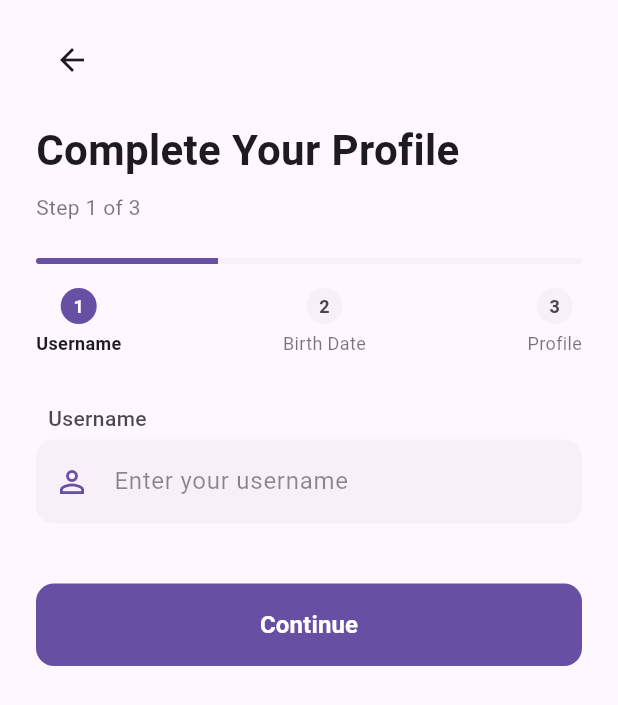
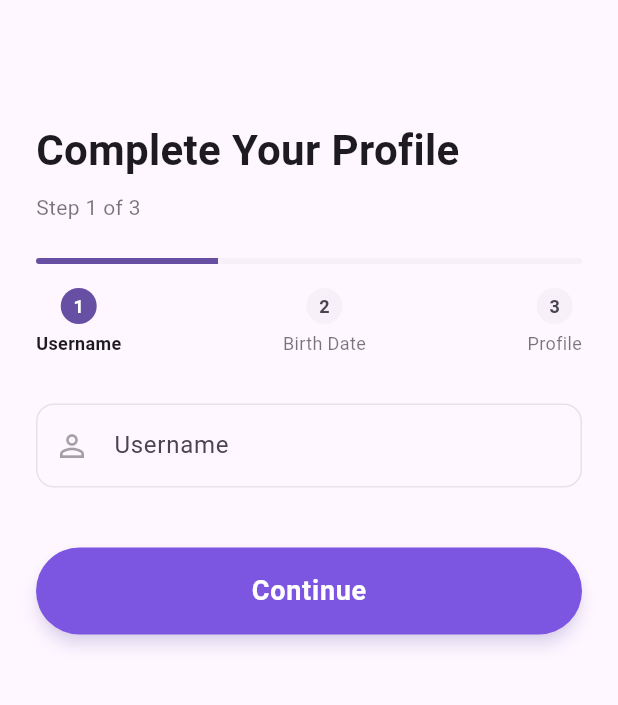
Before and after one commit to Jawadyyy/live, a Flutter app: the ProfileSetupScreen screen opened directly, on a phone screen of 412 x 824 dp. Shown: the top 705 px of the screen. Run offline on Flutter 3.47's test engine with Material 3 defaults, Android fonts, the phone set to English and light mode, and no system bars; our stand-ins replace google_nav_bar, google_sign_in, image_picker, intl_phone_field, supabase_flutter; accounts and stored records are empty.

Commit message:
ProfileSetup Screen Completed

```diff
--- a/lib/screens/main/profile_setup.dart
+++ b/lib/screens/main/profile_setup.dart
@@ -5,9 +5,12 @@ import 'dart:io';
 import 'package:intl/intl.dart';
 import 'package:live/auth/auth_service.dart';
 import 'package:live/components/bottom_nav.dart';
+import 'package:live/components/secondary_button.dart';
 import 'package:live/screens/theme/theme_provider.dart';
 import 'package:provider/provider.dart';
 import 'package:supabase_flutter/supabase_flutter.dart';
+import 'package:live/components/primary_button.dart';
+import 'package:live/components/text_field.dart';
 
 class ProfileSetupScreen extends StatefulWidget {
   const ProfileSetupScreen({super.key});
@@ -202,11 +205,11 @@ class _ProfileSetupScreenState extends State<ProfileSetupScreen> {
   Widget _buildStepContent() {
     switch (_currentStep) {
       case 1:
-        return _buildTextField(
+        return CustomTextField(
+          controller: _usernameController,
           label: 'Username',
-          hint: 'Enter your username',
-          icon: Icons.person_outline,
-          controller: _usernameController,
+          hintText: 'Enter your username',
+          prefixIcon: Icons.person_outline,
           validator:
               (value) => value!.isEmpty ? 'Please enter a username' : null,
         );
@@ -216,11 +219,11 @@ class _ProfileSetupScreenState extends State<ProfileSetupScreen> {
             GestureDetector(
               onTap: () => _selectDate(context),
               child: AbsorbPointer(
-                child: _buildTextField(
+                child: CustomTextField(
+                  controller: _dobController,
                   label: 'Date of Birth',
-                  hint: 'Select your date of birth',
-                  icon: Icons.calendar_today_outlined,
-                  controller: _dobController,
+                  hintText: 'Select your date of birth',
+                  prefixIcon: Icons.calendar_today_outlined,
                   validator:
                       (value) =>
                           value!.isEmpty
@@ -329,12 +332,11 @@ class _ProfileSetupScreenState extends State<ProfileSetupScreen> {
               ],
             ),
             const SizedBox(height: 30),
-            _buildTextField(
+            CustomTextField(
+              controller: _bioController,
               label: 'Bio',
-              hint: 'Tell us about yourself...',
-              icon: Icons.edit,
-              controller: _bioController,
-              maxLines: 4,
+              hintText: 'Tell us about yourself...',
+              prefixIcon: Icons.edit,
               validator:
                   (value) => value!.isEmpty ? 'Please write a short bio' : null,
             ),
@@ -362,12 +364,7 @@ class _ProfileSetupScreenState extends State<ProfileSetupScreen> {
               Column(
                 crossAxisAlignment: CrossAxisAlignment.start,
                 children: [
-                  IconButton(
-                    icon: const Icon(Icons.arrow_back),
-                    onPressed: () => Navigator.of(context).pop(),
-                    color: colorScheme.onBackground,
-                  ),
-                  const SizedBox(height: 16),
+                  const SizedBox(height: 64),
                   Text(
                     "Complete Your Profile",
                     style: TextStyle(
@@ -407,59 +404,23 @@ class _ProfileSetupScreenState extends State<ProfileSetupScreen> {
                       children: [
                         if (_currentStep > 1)
                           Expanded(
-                            child: OutlinedButton(
+                            child: SecondButton(
+                              text: "Back",
                               onPressed: _previousStep,
-                              style: OutlinedButton.styleFrom(
-                                padding: const EdgeInsets.symmetric(
-                                  vertical: 16,
-                                ),
-                                shape: RoundedRectangleBorder(
-                                  borderRadius: BorderRadius.circular(12),
-                                ),
-                                side: BorderSide(color: colorScheme.primary),
-                              ),
-                              child: Text(
-                                "Back",
-                                style: TextStyle(
-                                  color: colorScheme.primary,
-                                  fontSize: 16,
-                                  fontWeight: FontWeight.w600,
-                                ),
-                              ),
+                              isFullWidth: true,
+                              textColor: Colors.white,
                             ),
                           ),
                         if (_currentStep > 1) const SizedBox(width: 16),
                         Expanded(
-                          child: ElevatedButton(
+                          child: MainButton(
+                            text:
+                                _currentStep < _totalSteps
+                                    ? "Continue"
+                                    : "Finish",
                             onPressed: _isLoading ? null : _nextStep,
-                            style: ElevatedButton.styleFrom(
-                              backgroundColor: colorScheme.primary,
-                              padding: const EdgeInsets.symmetric(vertical: 16),
-                              shape: RoundedRectangleBorder(
-                                borderRadius: BorderRadius.circular(12),
-                              ),
-                              elevation: 0,
-                            ),
-                            child:
-                                _isLoading
-                                    ? SizedBox(
-                                      width: 20,
-                                      height: 20,
-                                      child: CircularProgressIndicator(
-                                        strokeWidth: 2,
-                                        color: colorScheme.onPrimary,
-                                      ),
-                                    )
-                                    : Text(
-                                      _currentStep < _totalSteps
-                                          ? "Continue"
-                                          : "Finish",
-                                      style: TextStyle(
-                                        fontSize: 16,
-                                        fontWeight: FontWeight.w600,
-                                        color: colorScheme.onPrimary,
-                                      ),
-                                    ),
+                            isFullWidth: true,
+                            isLoading: _isLoading,
                           ),
                         ),
                       ],
@@ -471,64 +432,6 @@ class _ProfileSetupScreenState extends State<ProfileSetupScreen> {
           ),
         ),
       ),
-    );
-  }
-
-  Widget _buildTextField({
-    required String label,
-    required String hint,
-    required IconData icon,
-    required TextEditingController controller,
-    String? Function(String?)? validator,
-    int? maxLines = 1,
-  }) {
-    final theme = Theme.of(context);
-    final colorScheme = theme.colorScheme;
-
-    return Column(
-      crossAxisAlignment: CrossAxisAlignment.start,
-      children: [
-        Padding(
-          padding: const EdgeInsets.only(left: 8.0, bottom: 4),
-          child: Text(
-            label,
-            style: TextStyle(
-              color: colorScheme.onSurface.withOpacity(0.8),
-              fontSize: 14,
-              fontWeight: FontWeight.w500,
-            ),
-          ),
-        ),
-        TextFormField(
-          controller: controller,
-          maxLines: maxLines,
-          style: TextStyle(color: colorScheme.onSurface),
-          decoration: InputDecoration(
-            hintText: hint,
-            hintStyle: TextStyle(color: colorScheme.onSurface.withOpacity(0.5)),
-            prefixIcon: Icon(icon, color: colorScheme.primary),
-            border: OutlineInputBorder(
-              borderRadius: BorderRadius.circular(12),
-              borderSide: BorderSide.none,
-            ),
-            enabledBorder: OutlineInputBorder(
-              borderRadius: BorderRadius.circular(12),
-              borderSide: BorderSide.none,
-            ),
-            focusedBorder: OutlineInputBorder(
-              borderRadius: BorderRadius.circular(12),
-              borderSide: BorderSide(color: colorScheme.primary, width: 1.5),
-            ),
-            filled: true,
-            fillColor: colorScheme.surfaceVariant.withOpacity(0.3),
-            contentPadding: const EdgeInsets.symmetric(
-              vertical: 16,
-              horizontal: 16,
-            ),
-          ),
-          validator: validator,
-        ),
-      ],
     );
   }
 }
```
